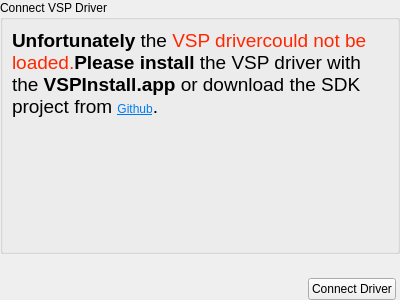
Old version of the form pgconnect.ui in the repository britus/VSPController.
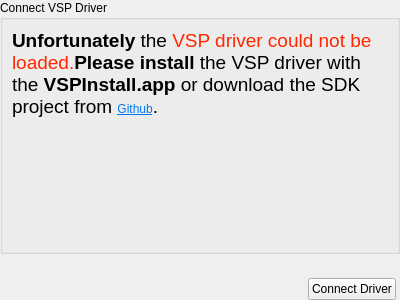
New version of the form.

Patch:
```diff
--- a/pgconnect.ui
+++ b/pgconnect.ui
@@ -62,7 +62,7 @@
       <item>
        <widget class="QLabel" name="label">
         <property name="text">
-         <string>&lt;html&gt;&lt;head/&gt;&lt;body&gt;&lt;p&gt;&lt;span style=&quot; font-size:14pt; font-weight:700;&quot;&gt;Unfortunately&lt;/span&gt;&lt;span style=&quot; font-size:14pt;&quot;&gt; the &lt;/span&gt;&lt;span style=&quot; font-size:14pt; color:#ff2600;&quot;&gt;VSP driver&lt;/span&gt;&lt;span style=&quot; font-size:14pt;&quot;/&gt;&lt;span style=&quot; font-size:14pt; color:#ff2600;&quot;&gt;could not be loaded.&lt;/span&gt;&lt;span style=&quot; font-size:14pt;&quot;/&gt;&lt;span style=&quot; font-size:14pt; font-weight:700;&quot;&gt;Please install &lt;/span&gt;&lt;span style=&quot; font-size:14pt;&quot;&gt;the VSP driver with the &lt;/span&gt;&lt;span style=&quot; font-size:14pt; font-weight:700;&quot;&gt;VSPInstall.app&lt;/span&gt;&lt;span style=&quot; font-size:14pt;&quot;&gt; or download the SDK project from &lt;/span&gt;&lt;a href=&quot;https://github.com/britus/VSPDriver&quot;&gt;&lt;span style=&quot; text-decoration: underline; color:#007af4;&quot;&gt;Github&lt;/span&gt;&lt;/a&gt;&lt;span style=&quot; font-size:14pt;&quot;&gt;.&lt;/span&gt;&lt;/p&gt;&lt;p&gt;&lt;br/&gt;&lt;/p&gt;&lt;/body&gt;&lt;/html&gt;</string>
+         <string>&lt;html&gt;&lt;head/&gt;&lt;body&gt;&lt;p&gt;&lt;span style=&quot; font-size:14pt; font-weight:700;&quot;&gt;Unfortunately&lt;/span&gt;&lt;span style=&quot; font-size:14pt;&quot;&gt; the &lt;/span&gt;&lt;span style=&quot; font-size:14pt; color:#ff2600;&quot;&gt;VSP driver could not be loaded.&lt;/span&gt;&lt;span style=&quot; font-size:14pt; font-weight:700;&quot;&gt;Please install &lt;/span&gt;&lt;span style=&quot; font-size:14pt;&quot;&gt;the VSP driver with the &lt;/span&gt;&lt;span style=&quot; font-size:14pt; font-weight:700;&quot;&gt;VSPInstall.app&lt;/span&gt;&lt;span style=&quot; font-size:14pt;&quot;&gt; or download the SDK project from &lt;/span&gt;&lt;a href=&quot;https://github.com/britus/VSPDriver&quot;&gt;&lt;span style=&quot; text-decoration: underline; color:#007af4;&quot;&gt;Github&lt;/span&gt;&lt;/a&gt;&lt;span style=&quot; font-size:14pt;&quot;&gt;.&lt;/span&gt;&lt;/p&gt;&lt;p&gt;&lt;br/&gt;&lt;/p&gt;&lt;/body&gt;&lt;/html&gt;</string>
         </property>
         <property name="scaledContents">
          <bool>true</bool>
```
